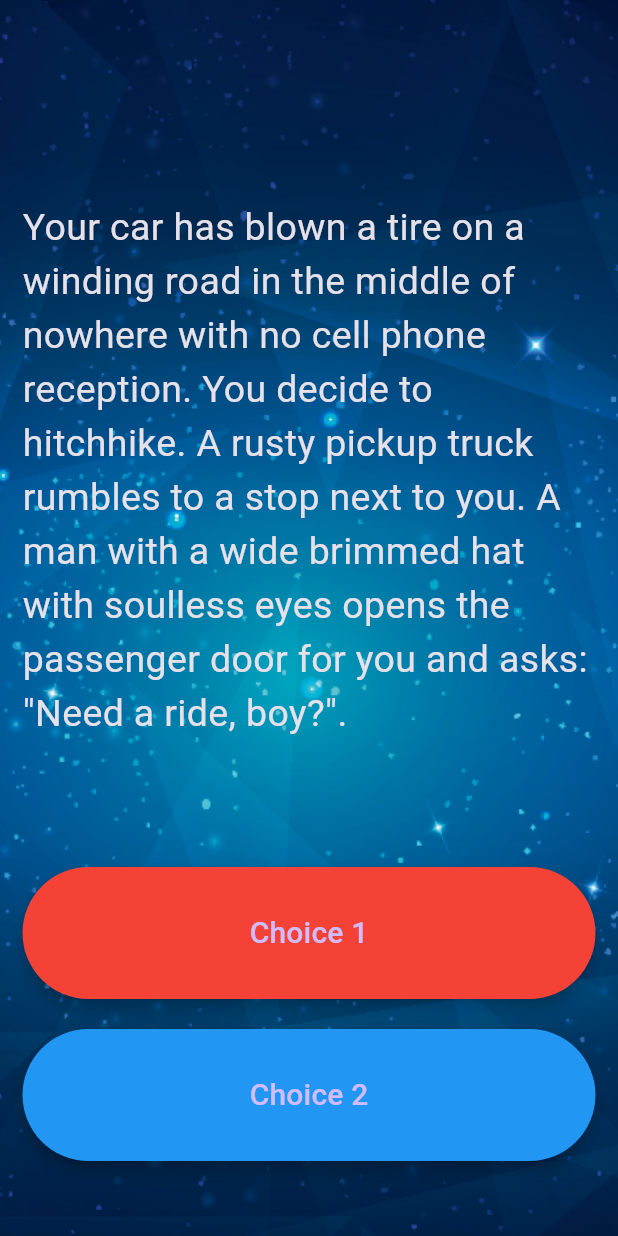
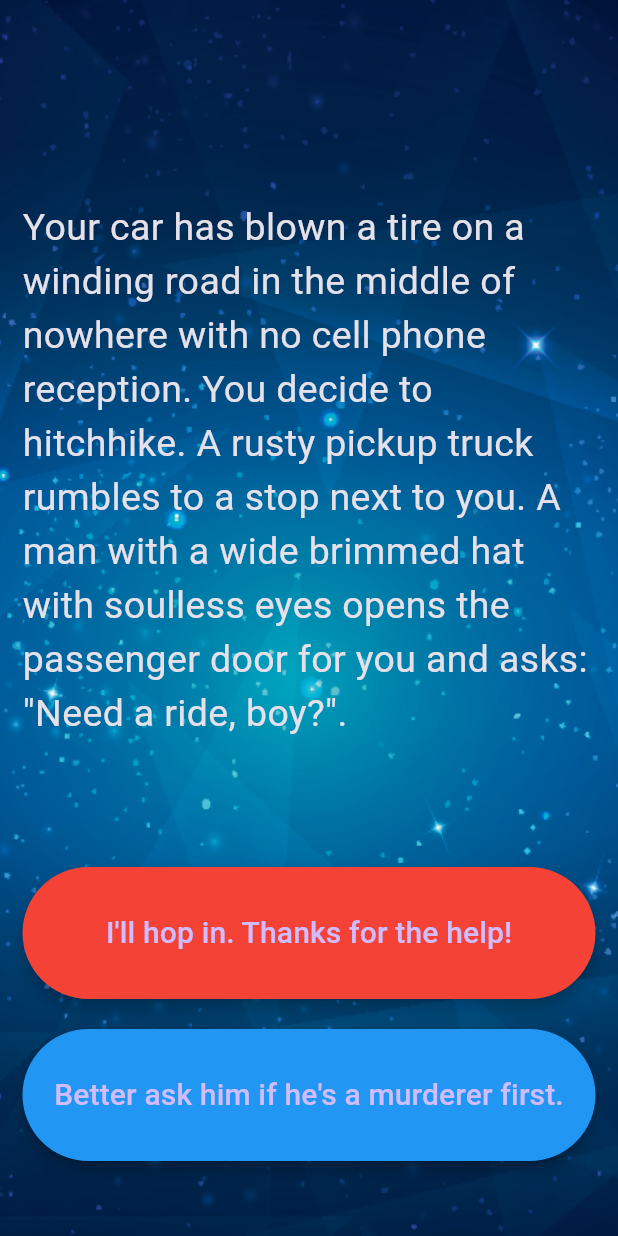
Before and after one commit to GalaxyIgor/Complete-Flutter-App-Development-Bootcamp-with-Dart, a Flutter app: the screen it shows after launch, on a phone screen of 412 x 824 dp. Run offline on Flutter 3.47's test engine with Material 3 defaults, Android fonts, the phone set to English and light mode, and no system bars; our stand-ins replace audioplayers, google_fonts, rflutter_alert.

Commit message:
Feat: setp 13 and 14

```diff
--- a/destini/lib/main.dart
+++ b/destini/lib/main.dart
@@ -66,10 +66,10 @@ class _StoryPageState extends State<StoryPage> {
                     elevation: 4,
                     shadowColor: Colors.black,
                   ),
-                  child: const Text(
+                  child: Text(
                     //TODO: Step 13 - Use the storyBrain to get the text for choice 1.
-                    'Choice 1',
-                    style: TextStyle(
+                    storyBrain.getChoice1(),
+                    style: const TextStyle(
                       fontSize: 20.0,
                     ),
                   ),
@@ -93,10 +93,10 @@ class _StoryPageState extends State<StoryPage> {
                     shadowColor: Colors.black,
 
                   ),
-                  child: const Text(
+                  child: Text(
                     //TODO: Step 14 - Use the storyBrain to get the text for choice 2.
-                    'Choice 2',
-                    style: TextStyle(
+                    storyBrain.getChoice2(),
+                    style: const TextStyle(
                       fontSize: 20.0,
                     ),
                   ),
```
